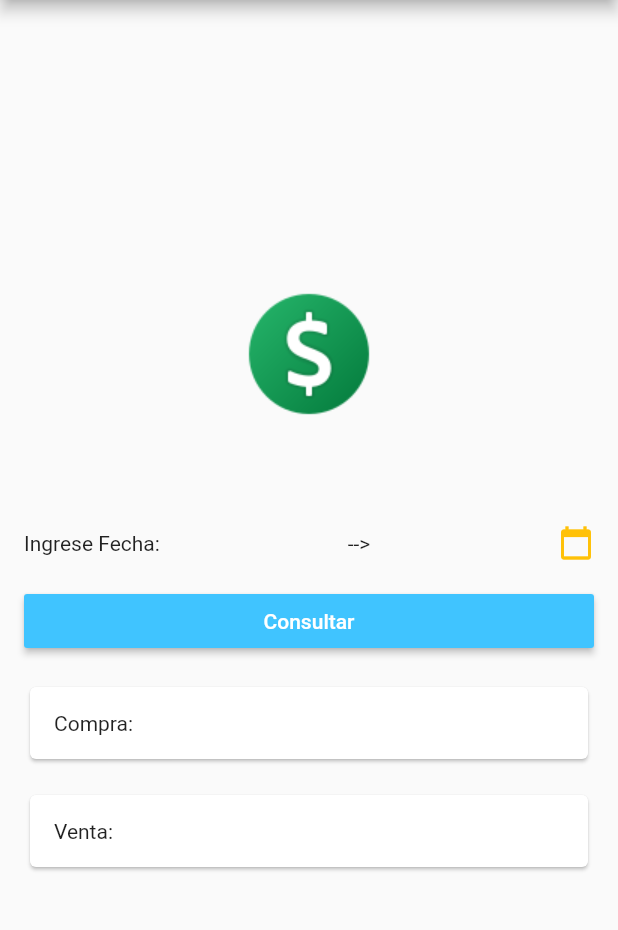
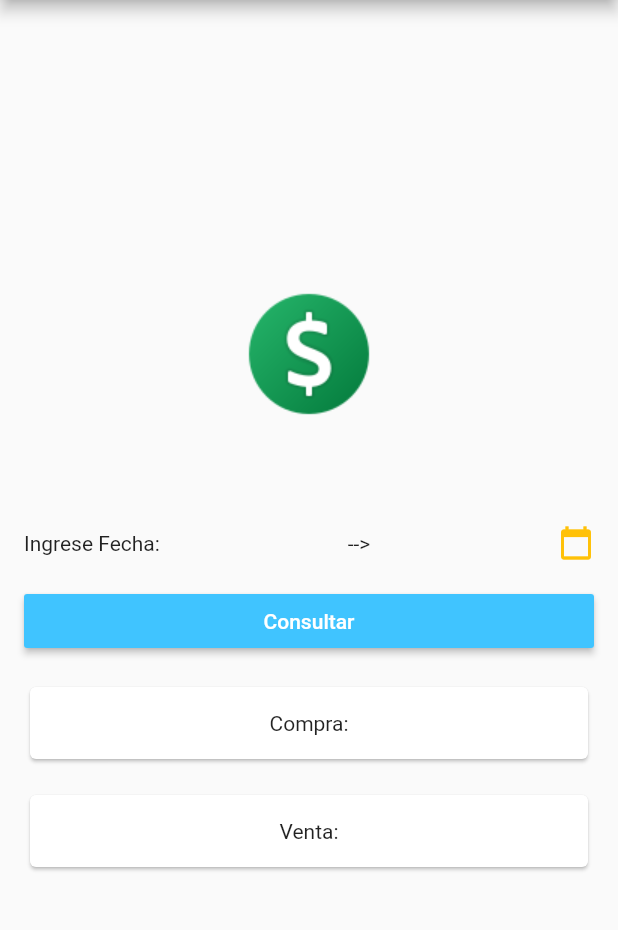
Before and after one commit to jcabelloc/flutter-intro, a Flutter app: the TipoCambioScreen screen opened directly, after a tap on "Consultar", on a phone screen of 412 x 824 dp, the part 84-1014 px from its top. Run offline on Flutter 3.47's test engine with Material 2 defaults, Android fonts, the phone set to English and light mode, and no system bars; network calls fail.

```diff
--- /dev/null
+++ b/lib/models/TipoCambio.dart
@@ -0,0 +1,12 @@
+class TipoCambio {
+  String fecha;
+  String compra;
+  String venta;
+
+  TipoCambio({this.fecha, this.compra, this.venta});
+
+  @override
+  String toString() {
+    return 'TipoCambio{fecha: $fecha, compra: $compra, venta: $venta}';
+  }
+}
--- a/lib/screens/tipo_cambio_screen.dart
+++ b/lib/screens/tipo_cambio_screen.dart
@@ -1,4 +1,5 @@
 import 'package:flutter/material.dart';
+import 'package:tipo_cambio_app/services/sunat_service.dart';
 
 class TipoCambioScreen extends StatefulWidget {
   @override
@@ -10,8 +11,24 @@ class _TipoCambioScreenState extends State<TipoCambioScreen> {
   DateTime selectedDate = DateTime.now();
   String tipoCambioCompra;
   String tipoCambioVenta;
+  SunatService _sunatService = new SunatService();
 
   String selectedDateAsString;
+
+  @override
+  void initState() {
+    super.initState();
+    //traerTipoCambio();
+  }
+
+  void traerTipoCambio() async {
+    var tc = await _sunatService.getTipoCambio(selectedDateAsString);
+    print('Data obtenida al cargar pantalla: $tc');
+    setState(() {
+      tipoCambioCompra = tc.compra;
+      tipoCambioVenta = tc.venta;
+    });
+  }
 
   Future<void> _selectDate(BuildContext context) async {
     final DateTime picked = await showDatePicker(
@@ -72,7 +89,7 @@ class _TipoCambioScreenState extends State<TipoCambioScreen> {
                   ),
                 ),
                 color: Colors.lightBlueAccent,
-                onPressed: () {},
+                onPressed: traerTipoCambio,
               ),
               SizedBox(
                 height: 16,
@@ -80,7 +97,10 @@ class _TipoCambioScreenState extends State<TipoCambioScreen> {
               Card(
                 child: Padding(
                   padding: const EdgeInsets.all(16.0),
-                  child: Text('Compra: ' + (tipoCambioCompra ?? '')),
+                  child: Text(
+                    'Compra: ' + (tipoCambioCompra ?? ''),
+                    textAlign: TextAlign.center,
+                  ),
                 ),
               ),
               SizedBox(
@@ -89,7 +109,10 @@ class _TipoCambioScreenState extends State<TipoCambioScreen> {
               Card(
                 child: Padding(
                   padding: const EdgeInsets.all(16.0),
-                  child: Text('Venta: ' + (tipoCambioVenta ?? '')),
+                  child: Text(
+                    'Venta: ' + (tipoCambioVenta ?? ''),
+                    textAlign: TextAlign.center,
+                  ),
                 ),
               ),
             ],
--- /dev/null
+++ b/lib/services/sunat_service.dart
@@ -0,0 +1,26 @@
+import 'dart:async';
+import 'dart:convert';
+import 'package:http/http.dart' as http;
+import 'package:tipo_cambio_app/models/TipoCambio.dart';
+
+class SunatService {
+  Future<TipoCambio> getTipoCambio(String fechaAsString) async {
+    try {
+      http.Response response =
+          (await http.get('https://api.sunat.cloud/cambio/$fechaAsString'));
+      if (response.statusCode != 200) {
+        // tirar excepcion
+      }
+      print('response.body: ${response.body}');
+      var data = jsonDecode(response.body);
+      print('data en el service $data');
+      TipoCambio tc = new TipoCambio(
+          fecha: fechaAsString,
+          compra: data[fechaAsString]['compra'],
+          venta: data[fechaAsString]['venta']);
+      return tc;
+    } catch (e) {
+      throw 'No hay TC para la fecha seleccionada';
+    }
+  }
+}
--- a/pubspec.yaml
+++ b/pubspec.yaml
@@ -28,6 +28,8 @@ dependencies:
   # The following adds the Cupertino Icons font to your application.
   # Use with the CupertinoIcons class for iOS style icons.
   cupertino_icons: ^0.1.3
+  http: ^0.12.2
+
 
 dev_dependencies:
   flutter_test:
```
Also changed, not shown: pubspec.lock.
